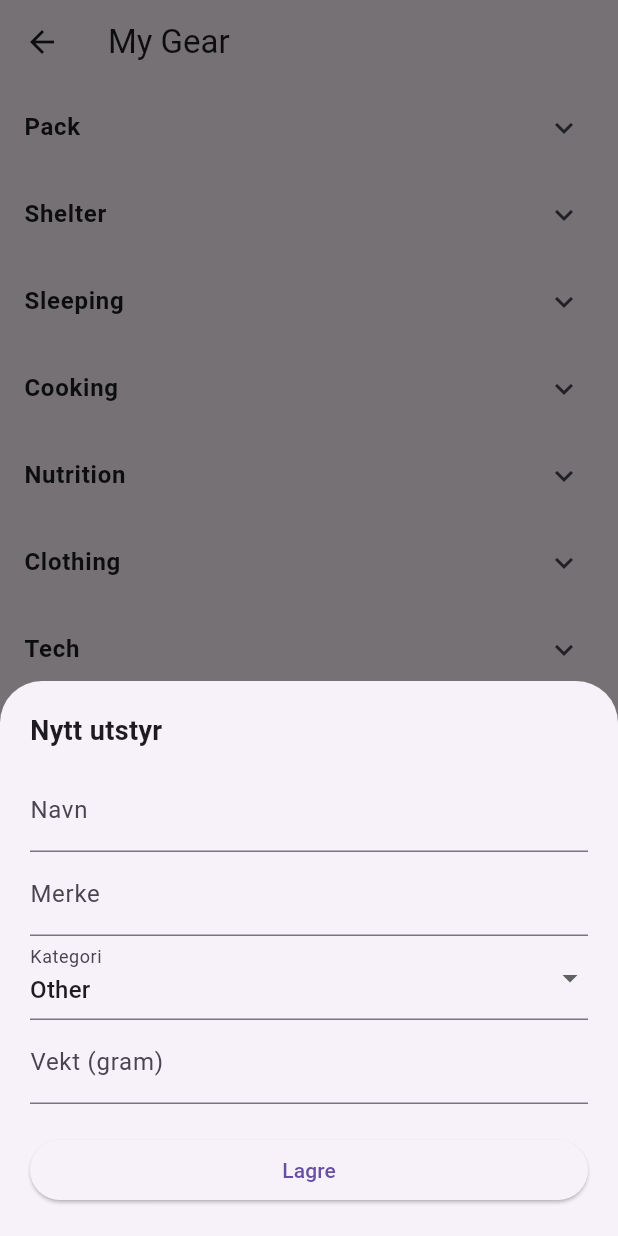
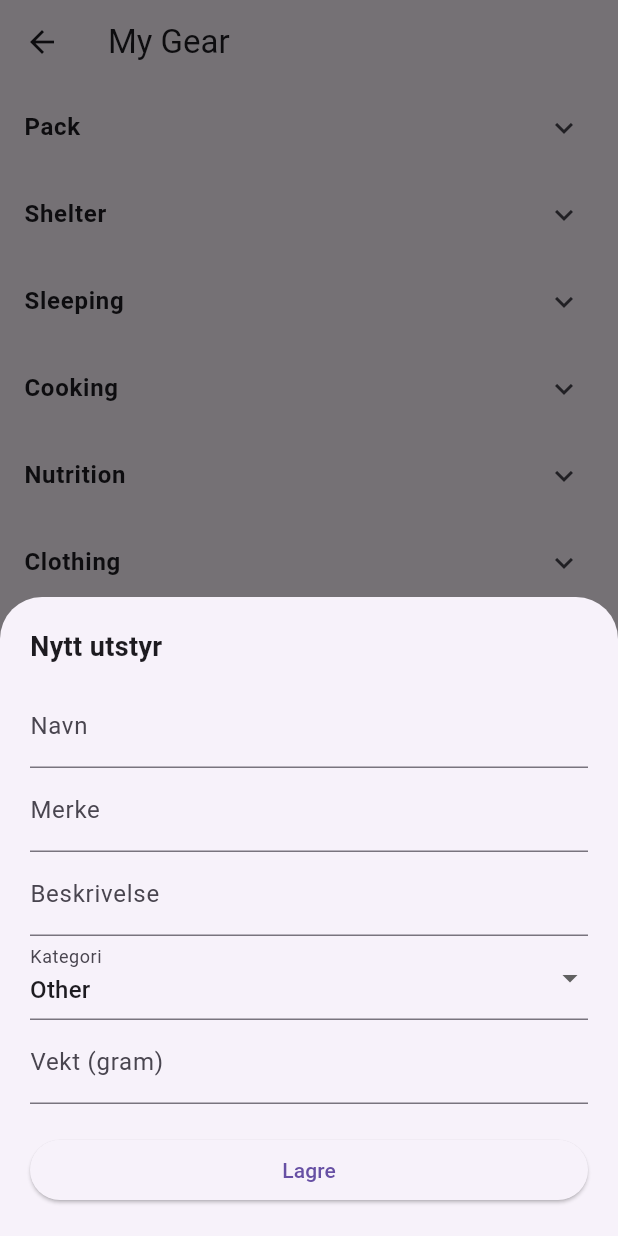
Before and after one commit to 672654/first-flutter, a Flutter app: the _GearView screen opened directly, after a tap on the "add" icon, on a phone screen of 412 x 824 dp. Run offline on Flutter 3.47's test engine with Material 3 defaults, Android fonts, the phone set to English and light mode, and no system bars; our stand-ins replace equatable, fl_chart, flutter_bloc, get_it, go_router, supabase_flutter; accounts and stored records are empty.

Commit message:
description i gear add

```diff
--- a/lib/presentation/features/gear_view/widgets/add_gear_2.dart
+++ b/lib/presentation/features/gear_view/widgets/add_gear_2.dart
@@ -75,6 +75,11 @@ class _AddGearModalState extends State<AddGearModal2> {
             decoration: const InputDecoration(labelText: 'Merke'),
           ),
 
+          TextField(
+            controller: _descriptionController,
+            decoration: const InputDecoration(labelText: 'Beskrivelse'),
+          ),
+
           DropdownButtonFormField<GearType>(
             value: _selectedType,
             decoration: const InputDecoration(labelText: 'Kategori'),
```
